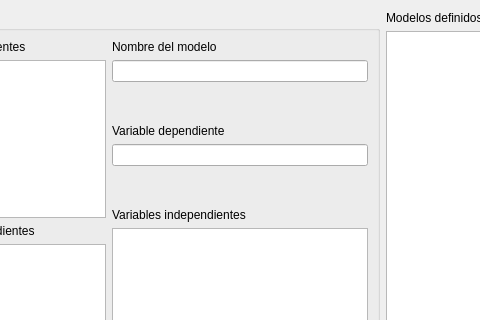
Before: the Qt Designer form view/ui/tab_build_model.ui in vasha54/apm, drawn with Qt 5; both pictures show x 173 to 653 and y 0 to 320 of the 881 by 471 pixel window.
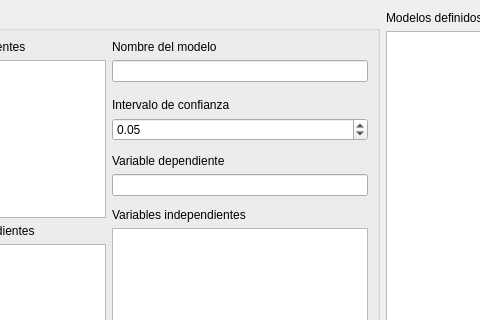
After: the same form once the commit is applied.

Commit message: Actualizando modulo de regresion incorporacion del campo intervalo de confianza en el modelo

The edit to the form file:
```diff
--- a/view/ui/tab_build_model.ui
+++ b/view/ui/tab_build_model.ui
@@ -26,8 +26,8 @@
      <property name="title">
       <string>Conformación del modelo</string>
      </property>
-     <layout class="QHBoxLayout" name="horizontalLayout_4">
-      <item>
+     <layout class="QGridLayout" name="gridLayout">
+      <item row="0" column="0">
        <layout class="QVBoxLayout" name="verticalLayout_8">
         <item>
          <layout class="QVBoxLayout" name="verticalLayout_6">
@@ -76,8 +76,8 @@
         </item>
        </layout>
       </item>
-      <item>
-       <layout class="QVBoxLayout" name="verticalLayout_5">
+      <item row="0" column="1">
+       <layout class="QVBoxLayout" name="verticalLayout_11">
         <item>
          <layout class="QVBoxLayout" name="verticalLayout_2">
           <item>
@@ -88,7 +88,14 @@
            </widget>
           </item>
           <item>
-           <widget class="QLineEdit" name="lineEditNameModel"/>
+           <widget class="QLineEdit" name="lineEditNameModel">
+            <property name="sizePolicy">
+             <sizepolicy hsizetype="Expanding" vsizetype="Preferred">
+              <horstretch>0</horstretch>
+              <verstretch>0</verstretch>
+             </sizepolicy>
+            </property>
+           </widget>
           </item>
          </layout>
         </item>
@@ -97,6 +104,9 @@
           <property name="orientation">
            <enum>Qt::Vertical</enum>
           </property>
+          <property name="sizeType">
+           <enum>QSizePolicy::Preferred</enum>
+          </property>
           <property name="sizeHint" stdset="0">
            <size>
             <width>20</width>
@@ -105,6 +115,52 @@
           </property>
          </spacer>
         </item>
+        <item>
+         <layout class="QVBoxLayout" name="verticalLayout_5">
+          <item>
+           <widget class="QLabel" name="label_8">
+            <property name="text">
+             <string>Intervalo de confianza</string>
+            </property>
+           </widget>
+          </item>
+          <item>
+           <widget class="QDoubleSpinBox" name="doubleSBIntervalConfidence">
+            <property name="sizePolicy">
+             <sizepolicy hsizetype="Preferred" vsizetype="Preferred">
+              <horstretch>0</horstretch>
+              <verstretch>0</verstretch>
+             </sizepolicy>
+            </property>
+            <property name="maximum">
+             <double>1.000000000000000</double>
+            </property>
+            <property name="singleStep">
+             <double>0.010000000000000</double>
+            </property>
+            <property name="value">
+             <double>0.050000000000000</double>
+            </property>
+           </widget>
+          </item>
+         </layout>
+        </item>
+        <item>
+         <spacer name="verticalSpacer_4">
+          <property name="orientation">
+           <enum>Qt::Vertical</enum>
+          </property>
+          <property name="sizeType">
+           <enum>QSizePolicy::Preferred</enum>
+          </property>
+          <property name="sizeHint" stdset="0">
+           <size>
+            <width>118</width>
+            <height>13</height>
+           </size>
+          </property>
+         </spacer>
+        </item>
         <item>
          <layout class="QVBoxLayout" name="verticalLayout_3">
           <item>
@@ -116,6 +172,12 @@
           </item>
           <item>
            <widget class="QLineEdit" name="lineEditVariableDependent">
+            <property name="sizePolicy">
+             <sizepolicy hsizetype="Expanding" vsizetype="Preferred">
+              <horstretch>0</horstretch>
+              <verstretch>0</verstretch>
+             </sizepolicy>
+            </property>
             <property name="readOnly">
              <bool>true</bool>
             </property>
@@ -128,10 +190,13 @@
           <property name="orientation">
            <enum>Qt::Vertical</enum>
           </property>
+          <property name="sizeType">
+           <enum>QSizePolicy::Preferred</enum>
+          </property>
           <property name="sizeHint" stdset="0">
            <size>
-            <width>20</width>
-            <height>17</height>
+            <width>118</width>
+            <height>13</height>
            </size>
           </property>
          </spacer>
@@ -146,7 +211,14 @@
            </widget>
           </item>
           <item>
-           <widget class="QListView" name="listViewVariablesIndepent"/>
+           <widget class="QListView" name="listViewVariablesIndepent">
+            <property name="sizePolicy">
+             <sizepolicy hsizetype="Expanding" vsizetype="Minimum">
+              <horstretch>0</horstretch>
+              <verstretch>0</verstretch>
+             </sizepolicy>
+            </property>
+           </widget>
           </item>
          </layout>
         </item>
```
The commit also changes 5 other files.
